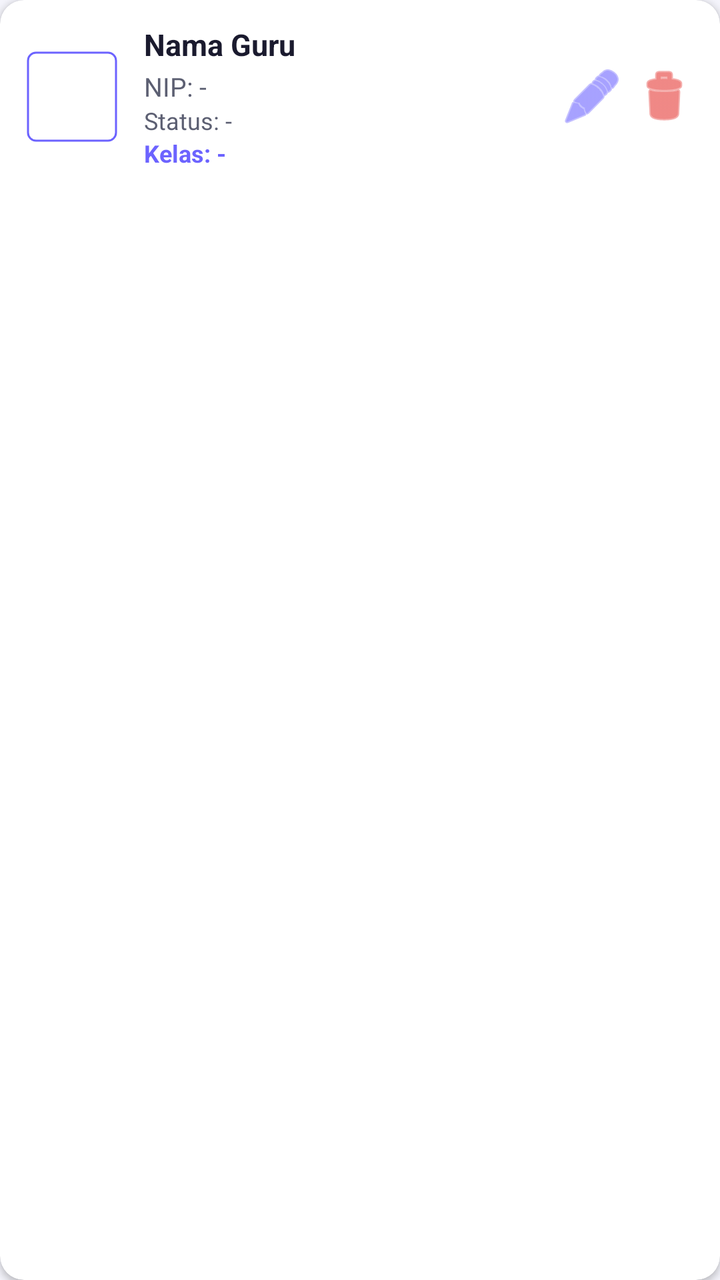
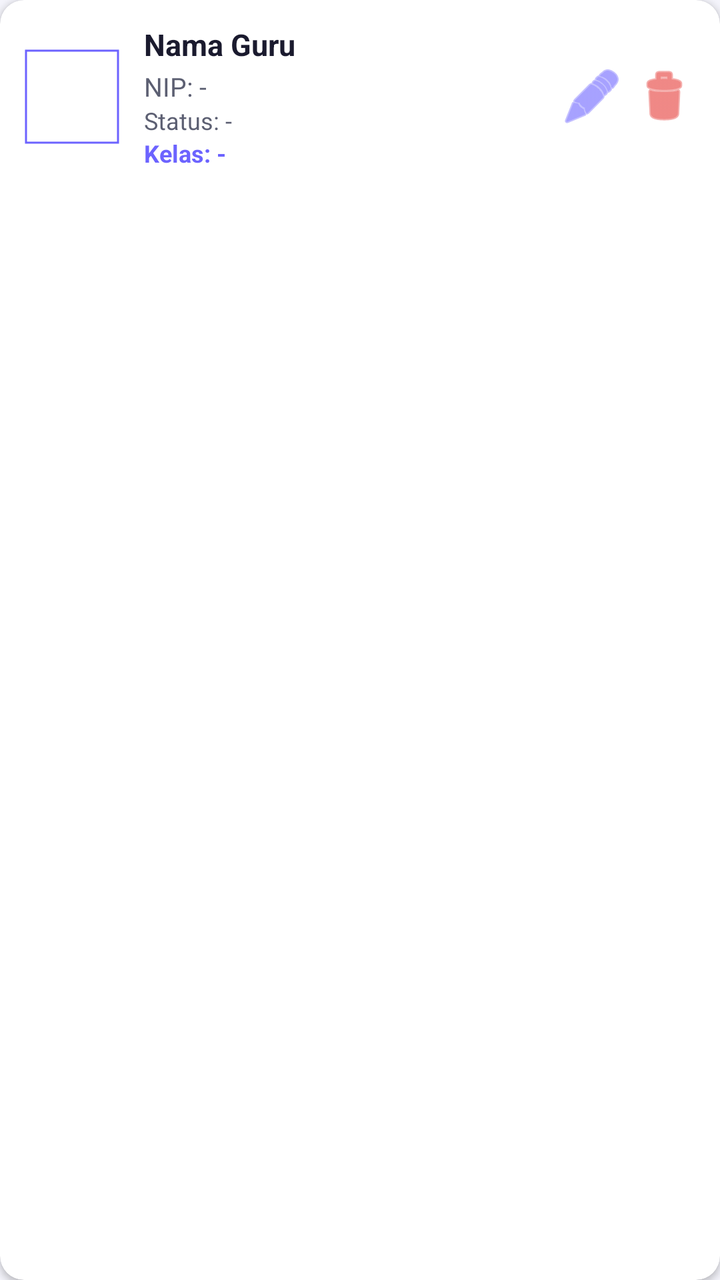

An Android layout rendered at two revisions. The XML below is the earlier revision; the diff shows what the commit changed to produce the second picture.
<!-- AndroidManifest.xml: application theme Theme.Elearning_SD_Negeri_Sukorame_1 -->
<!-- res/layout/item_guru.xml -->
<?xml version="1.0" encoding="utf-8"?>
<com.google.android.material.card.MaterialCardView xmlns:android="http://schemas.android.com/apk/res/android"
    xmlns:app="http://schemas.android.com/apk/res-auto"
    android:layout_width="match_parent"
    android:layout_height="wrap_content"
    android:layout_marginHorizontal="12dp"
    android:layout_marginVertical="6dp"
    app:cardCornerRadius="12dp"
    app:cardElevation="2dp"
    app:cardBackgroundColor="?attr/colorSurface"
    app:strokeWidth="0dp">

    <LinearLayout
        android:layout_width="match_parent"
        android:layout_height="wrap_content"
        android:orientation="horizontal"
        android:padding="12dp"
        android:gravity="center_vertical">

        <com.google.android.material.imageview.ShapeableImageView
            android:id="@+id/ivFotoGuru"
            android:layout_width="48dp"
            android:layout_height="48dp"
            android:scaleType="centerCrop"
            android:layout_marginEnd="12dp"
            app:shapeAppearanceOverlay="@style/ShapeAppearance.MaterialComponents.SmallComponent"
            android:background="?attr/colorPrimaryContainer"
            android:padding="2dp"
            app:strokeColor="?attr/colorPrimary"
            app:strokeWidth="1dp" />

        <LinearLayout
            android:layout_width="0dp"
            android:layout_height="wrap_content"
            android:layout_weight="1"
            android:orientation="vertical">

            <TextView
                android:id="@+id/tvNamaGuru"
                android:layout_width="wrap_content"
                android:layout_height="wrap_content"
                android:textSize="15sp"
                android:textStyle="bold"
                android:textColor="?attr/colorOnSurface"
                android:text="Nama Guru" />

            <TextView
                android:id="@+id/tvNipGuru"
                android:layout_width="wrap_content"
                android:layout_height="wrap_content"
                android:textSize="13sp"
                android:textColor="?android:attr/textColorSecondary"
                android:layout_marginTop="2dp"
                android:text="NIP: -" />

            <TextView
                android:id="@+id/tvStatusGuru"
                android:layout_width="wrap_content"
                android:layout_height="wrap_content"
                android:textSize="12sp"
                android:textColor="?android:attr/textColorSecondary"
                android:text="Status: -" />

            <TextView
                android:id="@+id/tvKelasGuru"
                android:layout_width="wrap_content"
                android:layout_height="wrap_content"
                android:textSize="12sp"
                android:textColor="@color/primary_purple"
                android:textStyle="bold"
                android:text="Kelas: -" />
        </LinearLayout>

        <ImageButton
            android:id="@+id/btnEditGuru"
            android:layout_width="32dp"
            android:layout_height="32dp"
            android:src="@android:drawable/ic_menu_edit"
            android:background="?attr/selectableItemBackgroundBorderless"
            app:tint="@color/primary_purple"
            android:layout_marginEnd="4dp"
            android:contentDescription="Edit" />

        <ImageButton
            android:id="@+id/btnDeleteGuru"
            android:layout_width="32dp"
            android:layout_height="32dp"
            android:src="@android:drawable/ic_menu_delete"
            android:background="?attr/selectableItemBackgroundBorderless"
            app:tint="@color/item_delete_icon"
            android:contentDescription="Hapus" />
    </LinearLayout>
</com.google.android.material.card.MaterialCardView>
<!-- resources referenced by this layout -->
<resources>
  <color name="item_delete_icon">#E53935</color>
  <color name="primary_purple">#6C63FF</color>
  <style name="Theme.Elearning_SD_Negeri_Sukorame_1" parent="Theme.MaterialComponents.DayNight.NoActionBar">
          <item name="colorPrimary">@color/primary_purple</item>
          <item name="colorPrimaryVariant">@color/primary_purple_light</item>
          <item name="colorOnPrimary">@color/white</item>
          <item name="colorSecondary">@color/teal_200</item>
          <item name="colorOnSecondary">@color/black</item>
          <item name="colorSurface">@color/card_bg</item>
          <item name="colorOnSurface">@color/text_dark</item>
          <item name="android:colorBackground">@color/bg_light</item>
          <item name="android:textColorPrimary">@color/text_dark</item>
          <item name="android:textColorSecondary">@color/text_gray</item>
          <item name="android:textColorHint">@color/text_hint</item>
          <item name="android:statusBarColor">@color/bg_light</item>
          <item name="android:navigationBarColor">@color/bg_light</item>
          <item name="android:windowLightStatusBar" tools:targetApi="23">true</item>
          <item name="cardBackgroundColor">@color/card_bg</item>
          <item name="cardCornerRadius">16dp</item>
          <item name="colorControlNormal">@color/text_hint</item>
          <item name="colorControlActivated">@color/primary_purple</item>
          <item name="colorControlHighlight">@color/light_purple</item>
          <item name="android:listDivider">@color/divider_color</item>
      </style>
  <color name="primary_purple_light">#9B94FF</color>
  <color name="white">#FFFFFFFF</color>
  <color name="teal_200">#FF03DAC5</color>
  <color name="black">#FF000000</color>
  <color name="card_bg">#FFFFFF</color>
  <color name="text_dark">#1A1A2E</color>
  <color name="bg_light">#F4F4FB</color>
  <color name="text_gray">#5C5F72</color>
  <color name="text_hint">#9E9EB8</color>
  <color name="light_purple">#E7E6FF</color>
  <color name="divider_color">#DCDCE8</color>
</resources>

<!-- the commit's change to res/layout/item_guru.xml (unified diff, before → after) -->
@@ -23,11 +23,10 @@
             android:layout_height="48dp"
             android:scaleType="centerCrop"
             android:layout_marginEnd="12dp"
-            app:shapeAppearanceOverlay="@style/ShapeAppearance.MaterialComponents.SmallComponent"
-            android:background="?attr/colorPrimaryContainer"
-            android:padding="2dp"
-            app:strokeColor="?attr/colorPrimary"
-            app:strokeWidth="1dp" />
+            android:padding="1dp"
+            app:strokeWidth="1dp"
+            app:strokeColor="@color/primary_purple"
+            app:cornerSize="24dp" />
 
         <LinearLayout
             android:layout_width="0dp"
